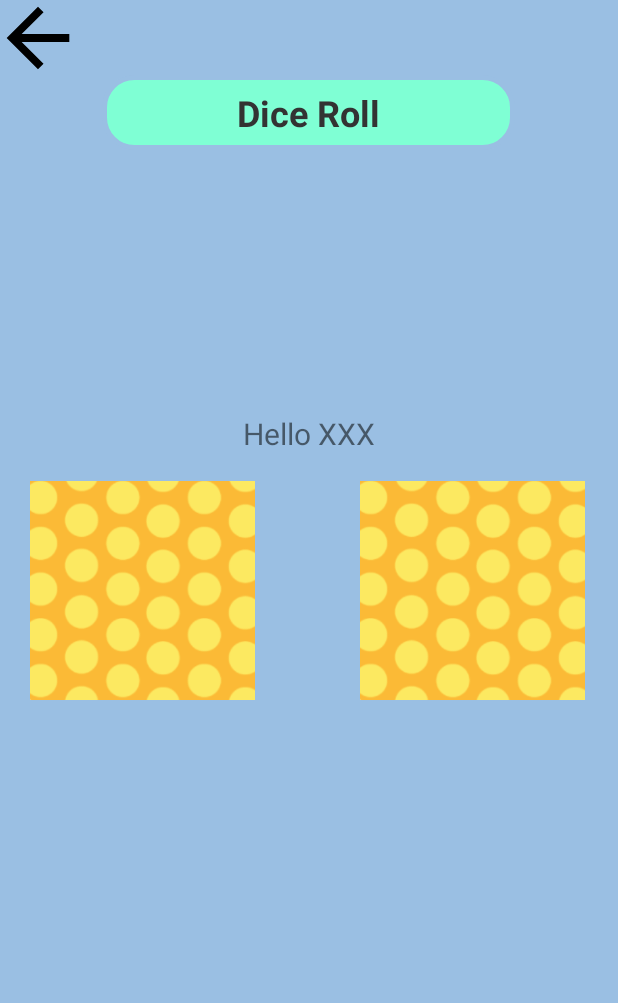
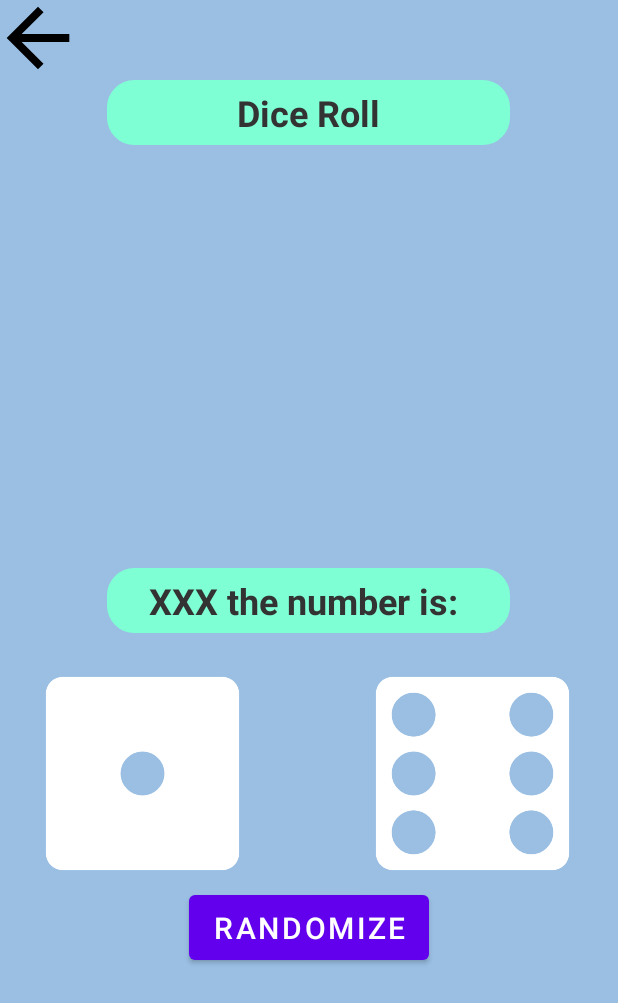
Before and after one commit to Vlad-Kovalev/GameCenter, an Android app: the second_game screen opened directly, with no data from a screen before it, on a phone screen of 412 x 824 dp. Shown: the top 1003 px of the screen. Run offline under Robolectric (Android 15) with nearby library versions, the phone set to English and light mode, and no system bars.

Commit message:
Game center v1.02
Added second game named "Dice roll"

```diff
--- a/app/src/main/java/com/example/theendgame/second_game.java
+++ b/app/src/main/java/com/example/theendgame/second_game.java
@@ -4,12 +4,20 @@ import androidx.appcompat.app.AppCompatActivity;
 
 import android.content.Intent;
 import android.os.Bundle;
+import android.os.Handler;
 import android.view.View;
+import android.widget.Button;
 import android.widget.ImageButton;
+import android.widget.ImageView;
+import android.widget.TextView;
+import java.util.Random;
 
 public class second_game extends AppCompatActivity {
 
     ImageButton btnBack;
+    ImageView ivFirstDice , ivSecondDice;
+    Button btnRandom;
+    TextView tvRandomizer;
 
     @Override
     protected void onCreate(Bundle savedInstanceState) {
@@ -18,6 +26,10 @@ public class second_game extends AppCompatActivity {
         if (getSupportActionBar() != null) {getSupportActionBar().hide();}
 
         btnBack = findViewById(R.id.btnBack);
+        btnRandom = findViewById(R.id.btnRandom);
+        tvRandomizer = findViewById(R.id.tvRandomizer);
+        ivFirstDice = findViewById(R.id.ivFirstDice);
+        ivSecondDice = findViewById(R.id.ivSecondDice);
 
         btnBack.setOnClickListener(new View.OnClickListener() {
             @Override
@@ -27,11 +39,33 @@ public class second_game extends AppCompatActivity {
             }
         });
 
-        //Intent intent = getIntent();
-        //String receivedText = intent.getStringExtra("keyname");
-        //TextView textView = findViewById(R.id.tvMsg);
-        //textView.setText("שלום " + receivedText + ", משחק זה עדיין בבניה!");
+        btnRandom.setOnClickListener(new View.OnClickListener() {
+            @Override
+            public void onClick(View v) {
+                Intent intent = getIntent();
+                String recivedText = intent.getStringExtra("keyname");
+                int randomNum = 0, randomNum2 = 0;
+                for(int i =0;i<=2; i++){
+                    Random r = new Random();
+                    int low = 1, high = 7;
+                    int result = r.nextInt(high-low) + low;
+                    if (i == 0) randomNum = result;
+                    else if (i == 1) randomNum2 = result;
+                }
+                int randomSum = randomNum + randomNum2;
+                Handler handler = new Handler();
+                handler.postDelayed(new Runnable() {
+                    @Override
+                    public void run() {
+                        tvRandomizer.setText(recivedText + " the number is: " + randomSum);
+                    }
+                },500);
+
+                if (randomNum == 1) ivFirstDice.setImageResource(R.drawable.dice1); else if (randomNum == 2) ivFirstDice.setImageResource(R.drawable.dice2); else if (randomNum == 3) ivFirstDice.setImageResource(R.drawable.dice3); else if (randomNum == 4) ivFirstDice.setImageResource(R.drawable.dice4); else if (randomNum == 5) ivFirstDice.setImageResource(R.drawable.dice5); else if (randomNum == 6) ivFirstDice.setImageResource(R.drawable.dice6);
+                if (randomNum2 == 1) ivSecondDice.setImageResource(R.drawable.dice1); else if (randomNum2 == 2) ivSecondDice.setImageResource(R.drawable.dice2); else if (randomNum2 == 3) ivSecondDice.setImageResource(R.drawable.dice3); else if (randomNum2 == 4) ivSecondDice.setImageResource(R.drawable.dice4); else if (randomNum2 == 5) ivSecondDice.setImageResource(R.drawable.dice5); else if (randomNum2 == 6) ivSecondDice.setImageResource(R.drawable.dice6);
+            }
 
 
+        });
     }
 }
--- a/app/src/main/res/layout/activity_second_game.xml
+++ b/app/src/main/res/layout/activity_second_game.xml
@@ -26,17 +26,21 @@
         android:gravity="center"
         android:layout_gravity="center"/>
 
-    <Space android:layout_width="wrap_content" android:layout_height="175dp"/>
+    <Space android:layout_width="wrap_content" android:layout_height="275dp"/>
 
     <TextView
-        android:id="@+id/tvName"
-        android:layout_width="wrap_content"
-        android:layout_height="wrap_content"
-        android:text="Hello XXX"
-        android:textSize="20sp"
-        android:layout_gravity="center"
-        android:layout_weight="0"
-        android:layout_marginBottom="16dp"/>
+        android:id="@+id/tvRandomizer"
+        android:layout_width="275dp"
+        android:layout_height="50dp"
+        android:text="XXX the number is: "
+        android:textStyle="bold"
+        android:textSize="24sp"
+        android:textColor="#333333"
+        android:background="@drawable/rounded_corners"
+        android:gravity="center"
+        android:layout_gravity="center"/>
+
+    <Space android:layout_width="wrap_content" android:layout_height="15dp"/>
 
     <TableLayout
         android:layout_width="match_parent"
@@ -47,23 +51,31 @@
             android:layout_height="250dp">
 
             <ImageView
+                android:id="@+id/ivFirstDice"
                 android:layout_width="150dp"
                 android:layout_height="150dp"
-                android:src="@drawable/card_back"
+                android:src="@drawable/dice1"
                 android:layout_marginLeft="20dp">
             </ImageView>
 
             <Space android:layout_width="70dp" android:layout_height="150dp"/>
 
             <ImageView
+                android:id="@+id/ivSecondDice"
                 android:layout_width="150dp"
                 android:layout_height="150dp"
-                android:src="@drawable/card_back">
+                android:src="@drawable/dice6">
             </ImageView>
 
         </TableRow>
-
     </TableLayout>
 
+    <Button
+        android:id="@+id/btnRandom"
+        android:layout_width="wrap_content"
+        android:layout_height="55dp"
+        android:layout_gravity="center_horizontal"
+        android:text="Randomize"
+        android:textSize="20sp"/>
 
 </androidx.appcompat.widget.LinearLayoutCompat>
```
Also changed, not shown: app/src/main/java/com/example/theendgame/memory_game.java (+9 -11 lines), app/src/main/res/drawable/dice1.png (added), app/src/main/res/drawable/dice2.png (added), app/src/main/res/drawable/dice3.png (added), app/src/main/res/drawable/dice4.png (added), app/src/main/res/drawable/dice5.png (added), app/src/main/res/drawable/dice6.png (added).
